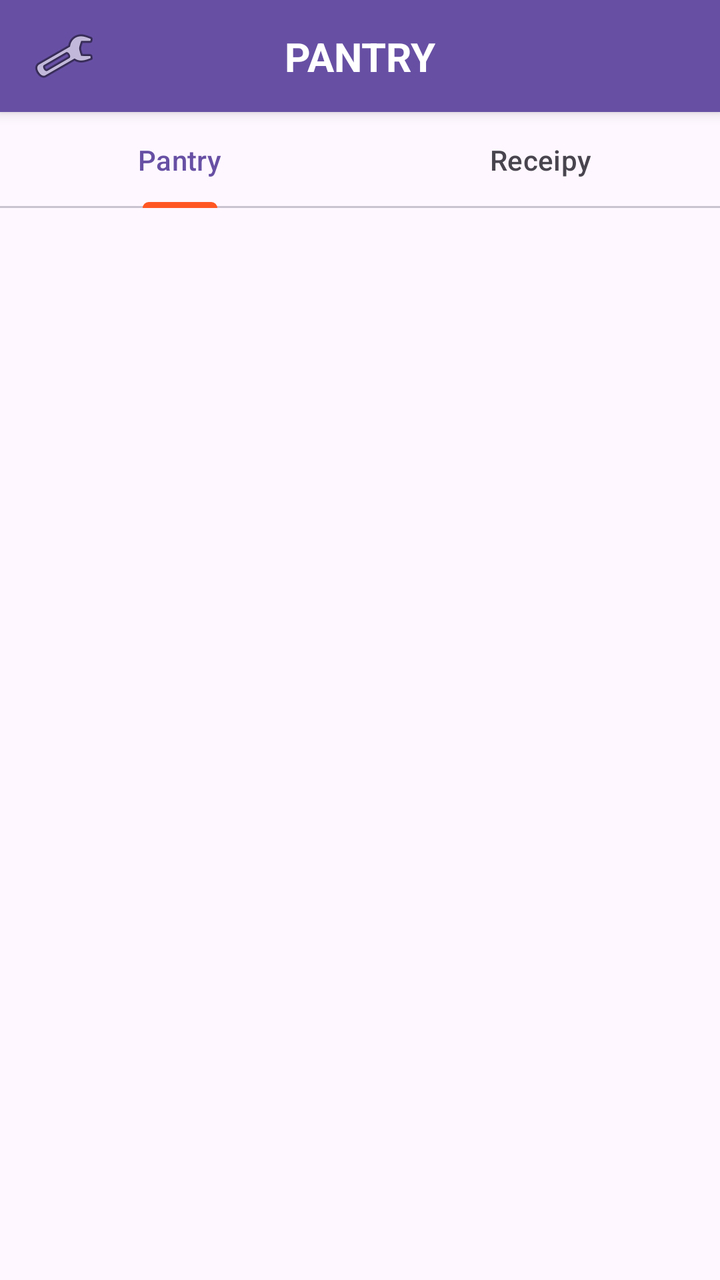
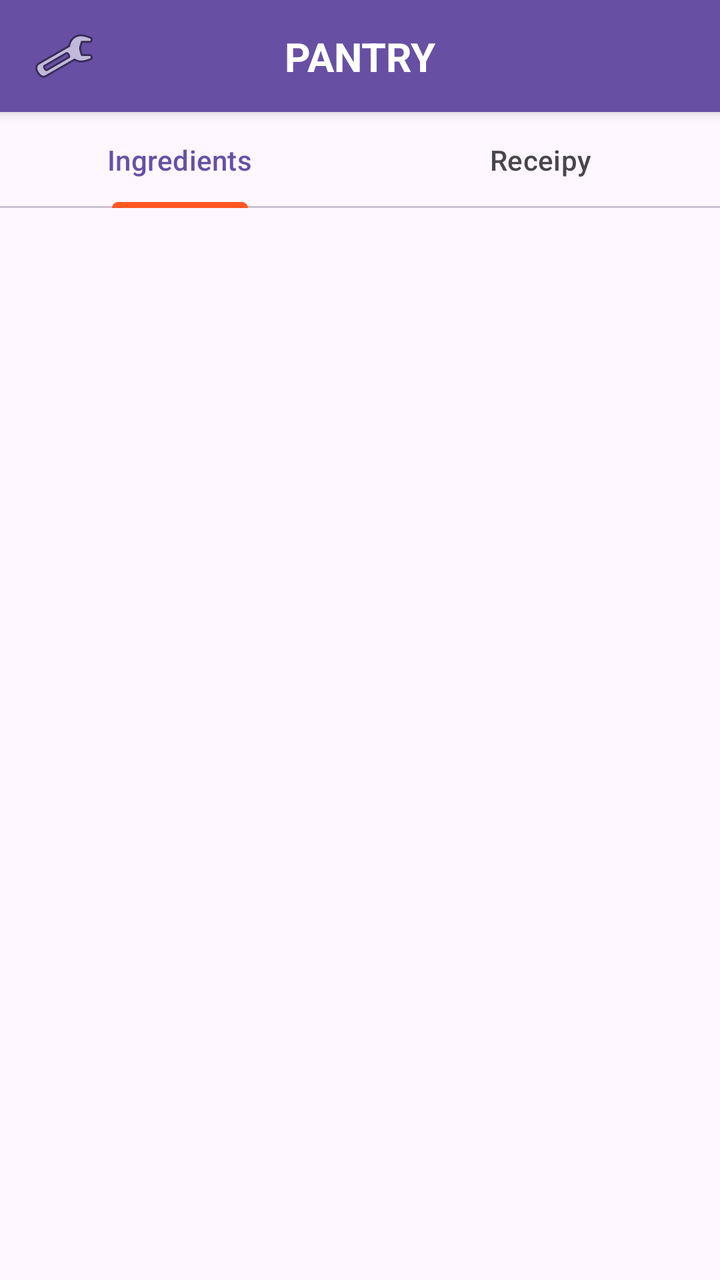

Screens rendered from an Android XML layout before and after an edit, with the pre-edit source and the edit as a unified diff.
<!-- AndroidManifest.xml: application theme Theme.Pantry -->
<!-- res/layout/activity_main.xml -->
<?xml version="1.0" encoding="utf-8"?>
<androidx.constraintlayout.widget.ConstraintLayout xmlns:android="http://schemas.android.com/apk/res/android"
    xmlns:app="http://schemas.android.com/apk/res-auto"
    xmlns:tools="http://schemas.android.com/tools"
    android:id="@+id/main"
    android:layout_width="match_parent"
    android:layout_height="match_parent"
    tools:context=".MainActivity">

    

    <androidx.constraintlayout.widget.ConstraintLayout
        android:id="@+id/banner"
        android:layout_width="0dp"
        android:layout_height="56dp"
        android:background="?attr/colorPrimary"
        android:elevation="4dp"
        app:layout_constraintTop_toTopOf="parent"
        app:layout_constraintStart_toStartOf="parent"
        app:layout_constraintEnd_toEndOf="parent">

        <ImageButton
            android:id="@+id/btn_settings"
            android:layout_width="40dp"
            android:layout_height="40dp"
            android:layout_marginStart="12dp"
            android:background="?attr/selectableItemBackgroundBorderless"
            android:contentDescription="Settings"
            android:src="@android:drawable/ic_menu_manage"
            app:layout_constraintStart_toStartOf="parent"
            app:layout_constraintTop_toTopOf="parent"
            app:layout_constraintBottom_toBottomOf="parent" />

        <TextView
            android:id="@+id/tv_title"
            android:layout_width="wrap_content"
            android:layout_height="wrap_content"
            android:text="PANTRY"
            android:textColor="@android:color/white"
            android:textSize="20sp"
            android:textStyle="bold"
            app:layout_constraintTop_toTopOf="parent"
            app:layout_constraintBottom_toBottomOf="parent"
            app:layout_constraintStart_toStartOf="parent"
            app:layout_constraintEnd_toEndOf="parent" />

    </androidx.constraintlayout.widget.ConstraintLayout>

    

    <com.google.android.material.tabs.TabLayout
        android:id="@+id/tabLayout"
        android:layout_width="0dp"
        android:layout_height="wrap_content"
        app:layout_constraintEnd_toEndOf="parent"
        app:layout_constraintStart_toStartOf="parent"
        app:layout_constraintTop_toBottomOf="@id/banner"
        app:tabIndicatorColor="#FF5722">

        <com.google.android.material.tabs.TabItem
            android:layout_width="wrap_content"
            android:layout_height="wrap_content"
            android:text="Pantry" />

        <com.google.android.material.tabs.TabItem
            android:layout_width="wrap_content"
            android:layout_height="wrap_content"
            android:text="Receipy" />
    </com.google.android.material.tabs.TabLayout>

    

    <androidx.viewpager2.widget.ViewPager2
        android:id="@+id/viewPager"
        android:layout_width="0dp"
        android:layout_height="0dp"
        app:layout_constraintBottom_toBottomOf="parent"
        app:layout_constraintEnd_toEndOf="parent"
        app:layout_constraintStart_toStartOf="parent"
        app:layout_constraintTop_toBottomOf="@id/tabLayout" />

</androidx.constraintlayout.widget.ConstraintLayout>
<!-- resources referenced by this layout -->
<resources>
  <style name="Theme.Pantry" parent="Base.Theme.Pantry" />
  <style name="Base.Theme.Pantry" parent="Theme.Material3.DayNight.NoActionBar">
          
          
      </style>
</resources>

<!-- the commit's change to res/layout/activity_main.xml (unified diff, before → after) -->
@@ -60,7 +60,7 @@
         <com.google.android.material.tabs.TabItem
             android:layout_width="wrap_content"
             android:layout_height="wrap_content"
-            android:text="Pantry" />
+            android:text="Ingredients" />
 
         <com.google.android.material.tabs.TabItem
             android:layout_width="wrap_content"
